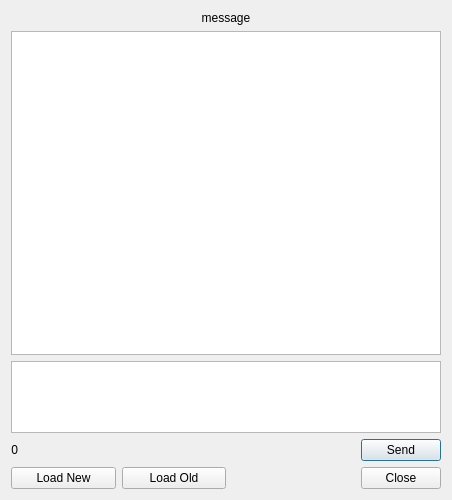
Above: commentsdialog.ui from kambala-decapitator/HornAppDesktop before the change. Below: the same form after it.
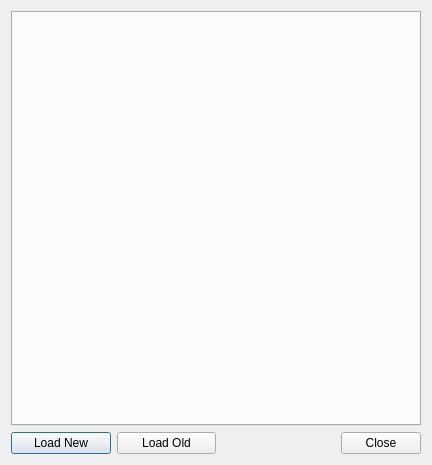
That is the form after the change.

Commit message: single tabbed comments dialog, fix copying multiple comments with keyboard shortcut

Diff of the .ui file:
```diff
--- a/commentsdialog.ui
+++ b/commentsdialog.ui
@@ -6,8 +6,8 @@
    <rect>
     <x>0</x>
     <y>0</y>
-    <width>452</width>
-    <height>500</height>
+    <width>432</width>
+    <height>465</height>
    </rect>
   </property>
   <property name="windowTitle">
@@ -15,120 +15,24 @@
   </property>
   <layout class="QVBoxLayout" name="verticalLayout">
    <item>
-    <widget class="QLabel" name="messageLabel">
-     <property name="text">
-      <string>message</string>
+    <widget class="QTabWidget" name="tabWidget">
+     <property name="currentIndex">
+      <number>-1</number>
      </property>
-     <property name="alignment">
-      <set>Qt::AlignCenter</set>
-     </property>
-     <property name="wordWrap">
+     <property name="usesScrollButtons">
       <bool>true</bool>
      </property>
-     <property name="openExternalLinks">
+     <property name="tabsClosable">
       <bool>true</bool>
      </property>
-     <property name="textInteractionFlags">
-      <set>Qt::LinksAccessibleByMouse|Qt::TextSelectableByMouse</set>
-     </property>
-    </widget>
-   </item>
-   <item>
-    <widget class="QListWidget" name="listWidget">
-     <property name="sizePolicy">
-      <sizepolicy hsizetype="Expanding" vsizetype="Expanding">
-       <horstretch>0</horstretch>
-       <verstretch>0</verstretch>
-      </sizepolicy>
-     </property>
-     <property name="contextMenuPolicy">
-      <enum>Qt::ActionsContextMenu</enum>
-     </property>
-     <property name="editTriggers">
-      <set>QAbstractItemView::NoEditTriggers</set>
-     </property>
-     <property name="showDropIndicator" stdset="0">
-      <bool>false</bool>
-     </property>
-     <property name="alternatingRowColors">
+     <property name="movable">
       <bool>true</bool>
      </property>
-     <property name="selectionMode">
-      <enum>QAbstractItemView::ExtendedSelection</enum>
-     </property>
-     <property name="textElideMode">
-      <enum>Qt::ElideNone</enum>
-     </property>
-     <property name="wordWrap">
+     <property name="tabBarAutoHide">
       <bool>true</bool>
      </property>
     </widget>
    </item>
-   <item>
-    <widget class="QPlainTextEdit" name="plainTextEdit">
-     <property name="sizePolicy">
-      <sizepolicy hsizetype="Expanding" vsizetype="Minimum">
-       <horstretch>0</horstretch>
-       <verstretch>0</verstretch>
-      </sizepolicy>
-     </property>
-     <property name="verticalScrollBarPolicy">
-      <enum>Qt::ScrollBarAlwaysOff</enum>
-     </property>
-     <property name="sizeAdjustPolicy">
-      <enum>QAbstractScrollArea::AdjustToContents</enum>
-     </property>
-     <property name="plainText">
-      <string notr="true"/>
-     </property>
-     <property name="placeholderText">
-      <string>Enter your comment...</string>
-     </property>
-    </widget>
-   </item>
-   <item>
-    <layout class="QHBoxLayout" name="horizontalLayout">
-     <item>
-      <widget class="QLabel" name="charactersCountLabel">
-       <property name="text">
-        <string>0</string>
-       </property>
-       <property name="alignment">
-        <set>Qt::AlignRight|Qt::AlignTrailing|Qt::AlignVCenter</set>
-       </property>
-       <property name="buddy">
-        <cstring>plainTextEdit</cstring>
-       </property>
-      </widget>
-     </item>
-     <item>
-      <spacer name="horizontalSpacer_2">
-       <property name="orientation">
-        <enum>Qt::Horizontal</enum>
-       </property>
-       <property name="sizeHint" stdset="0">
-        <size>
-         <width>40</width>
-         <height>20</height>
-        </size>
-       </property>
-      </spacer>
-     </item>
-     <item>
-      <widget class="QPushButton" name="sendButton">
-       <property name="sizePolicy">
-        <sizepolicy hsizetype="Minimum" vsizetype="Fixed">
-         <horstretch>0</horstretch>
-         <verstretch>0</verstretch>
-        </sizepolicy>
-       </property>
-       <property name="text">
-        <string>Send</string>
-       </property>
-      </widget>
-     </item>
-    </layout>
-   </item>
    <item>
     <layout class="QHBoxLayout" name="horizontalLayout_2">
      <item>
```
Left out of the diff: 8 changed lines with no effect on the pictures. The commit also changes 10 other files.
